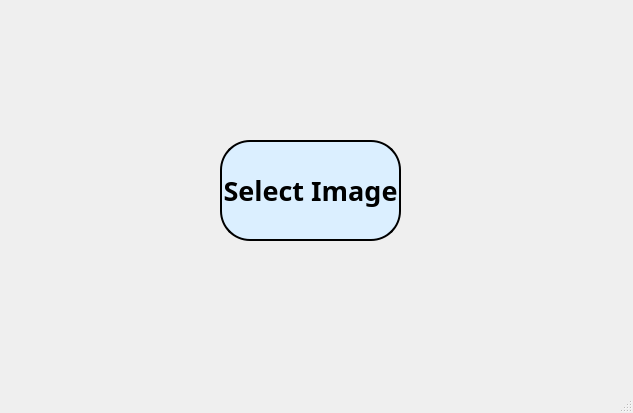
Before: the Qt Designer form yoloAppl/main.ui in dongjundev/yoloApplication, drawn with Qt 5.
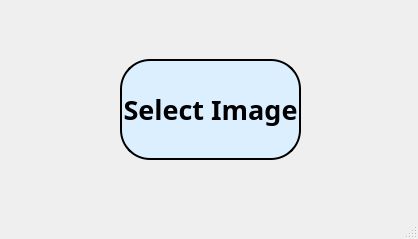
After: the same form once the commit is applied.

Commit message: ui 수정

```diff
--- a/yoloAppl/main.ui
+++ b/yoloAppl/main.ui
@@ -6,8 +6,8 @@
    <rect>
     <x>0</x>
     <y>0</y>
-    <width>633</width>
-    <height>413</height>
+    <width>418</width>
+    <height>239</height>
    </rect>
   </property>
   <property name="windowTitle">
@@ -17,8 +17,8 @@
    <widget class="QPushButton" name="pushButton">
     <property name="geometry">
      <rect>
-      <x>220</x>
-      <y>140</y>
+      <x>120</x>
+      <y>59</y>
       <width>181</width>
       <height>101</height>
      </rect>
```
Left out of the diff: 2 changed lines with no effect on the pictures. The commit also changes 1 other file.
